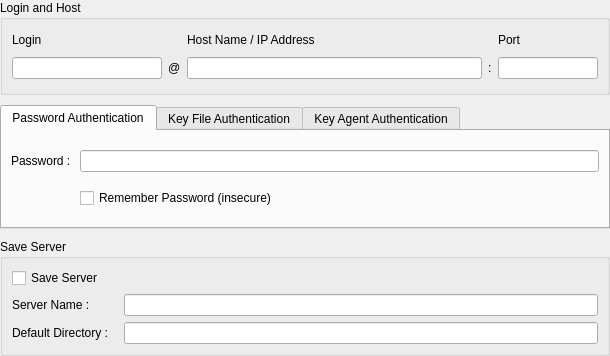
The window that ssh/serverconfigwidget.ui (PonyEdit/PonyEdit) describes before a commit, drawn with Qt 5.
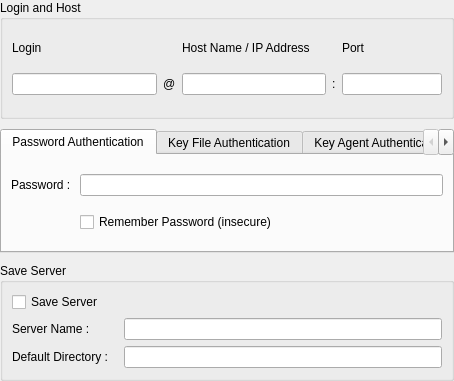
The same window after the commit.

Commit message: Correct tab order on ssh server dialog

Diff of the .ui file:
```diff
--- a/ssh/serverconfigwidget.ui
+++ b/ssh/serverconfigwidget.ui
@@ -6,8 +6,8 @@
    <rect>
     <x>0</x>
     <y>0</y>
-    <width>610</width>
-    <height>356</height>
+    <width>454</width>
+    <height>381</height>
    </rect>
   </property>
   <property name="windowTitle">
```
Left out of the diff: 15 changed lines with no effect on the pictures.
